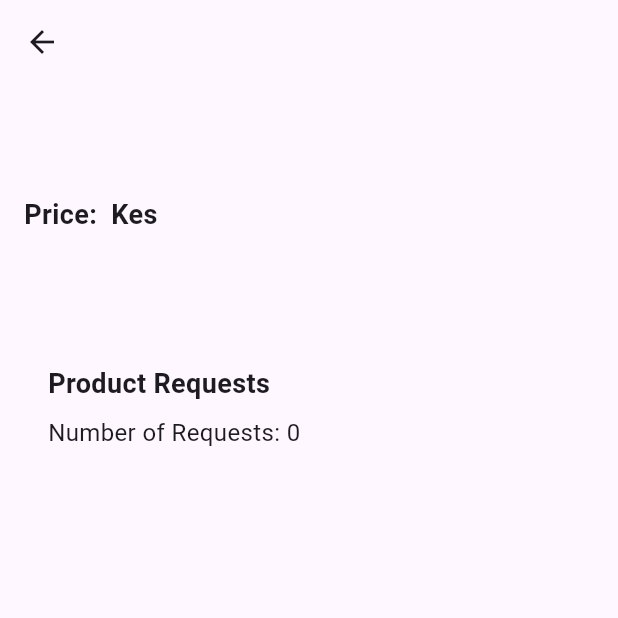
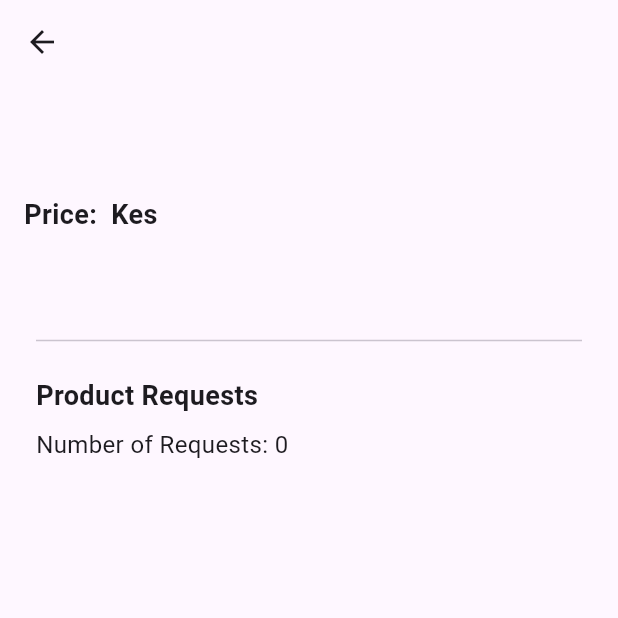
Before and after one commit to brianngeywo/seller_app, a Flutter app: the ViewProductPage screen opened directly with empty values, on a phone screen of 412 x 824 dp, the top half of it. Run offline on Flutter 3.47's test engine with Material 3 defaults, Android fonts, the phone set to English and light mode, and no system bars; our stand-ins replace cloud_firestore, firebase_auth, firebase_core, firebase_storage, get_it, image_picker; accounts and stored records are empty; network calls fail.

```diff
--- a/lib/backend/databases/product_db.dart
+++ b/lib/backend/databases/product_db.dart
@@ -5,7 +5,8 @@ import 'package:seller_app/constants.dart';
 class ProductsDatabase {
   Future<QuerySnapshot<Map<String, dynamic>>> getAllProducts() async => await productsCollection.get();
 
-  Future<DocumentSnapshot<Map<String, dynamic>>> getSingleProduct({required String productId}) {
+  Future<DocumentSnapshot<Map<String, dynamic>>>
+  getSingleProduct({required String productId}) {
     return productsCollection.doc(productId).get();
   }
 
--- a/lib/backend/providers/products_provider.dart
+++ b/lib/backend/providers/products_provider.dart
@@ -1,82 +1,82 @@
-// import 'package:flutter/material.dart';
-// import 'package:seller_app/backend/models/product_model.dart';
-// import 'package:seller_app/backend/models/product_request_model.dart';
-// import 'package:seller_app/backend/use_cases/product_request/get_all_product_requests.dart';
-// import 'package:seller_app/backend/use_cases/product_request/request_product.dart';
-// import 'package:seller_app/backend/use_cases/products/read_all_products.dart';
-// import 'package:seller_app/backend/use_cases/products/read_single_product.dart';
-//
-// class ProductsProvider with ChangeNotifier {
-//   List<ProductModel> _products = [];
-//   List<ProductRequestModel> _productRequests = [];
-//
-//   List<ProductModel> get products => _products;
-//
-//   List<ProductRequestModel> get productRequests => _productRequests;
-//
-//   void addProduct(ProductModel product) {
-//     _products.add(product);
-//     notifyListeners();
-//   }
-//
-//   final ReadAllProductsUseCase _readAllProductsUseCase;
-//   final ReadAllProductsSortByLikesUseCase _readAllProductsSortByLikesUseCase;
-//   final ReadAllLatestProductsSortByCreatedUseCase _readAllLatestProductsSortByCreatedUseCase;
-//   final ReadSingleProductUseCase _readSingleProductUseCase;
-//   final RequestProductUseCase _requestProductUseCase;
-//   final CheckProductRequestStatusUseCase _checkProductRequestStatusUseCase;
-//   final GetAllRequestsUseCase _getAllRequestsUseCase;
-//
-//   Future<List<ProductModel>> getAllProducts() async {
-//     final result = await _readAllProductsUseCase.getAllProducts();
-//     _products = result;
-//     // print(result);
-//     notifyListeners();
-//     return result;
-//   }
-//
-//   Future<List<ProductModel>> getAllProductsSortByLikes() async =>
-//       await _readAllProductsSortByLikesUseCase.getAllProductsSortByLikes();
-//
-//   Future<List<ProductModel>> getAllLatestProductsSortByCreated() async =>
-//       await _readAllLatestProductsSortByCreatedUseCase.getAllLatestProductsSortByCreated();
-//
-//   Future<List<ProductRequestModel>> getAllProductRequests({required String productId}) async {
-//     final result = await _getAllRequestsUseCase.call(productId: productId);
-//     _productRequests = result;
-//     notifyListeners();
-//     return result;
-//   }
-//
-//   Future<ProductModel> getSingleProduct(String productId) async =>
-//       await _readSingleProductUseCase.getSingleProduct(productId: productId);
-//
-//   Future<void> requestProduct({required String productId}) async =>
-//       await _requestProductUseCase.call(productId: productId);
-//
-//   Stream<int> checkProductRequestStatus({required productId}) =>
-//       _checkProductRequestStatusUseCase.call(productId: productId);
-//
-//   void clearProducts() {
-//     _products = [];
-//     notifyListeners();
-//   }
-//
-//   ProductsProvider({
-//     required ReadAllProductsUseCase readAllProductsUseCase,
-//     required ReadAllProductsSortByLikesUseCase readAllProductsSortByLikesUseCase,
-//     required ReadAllLatestProductsSortByCreatedUseCase readAllLatestProductsSortByCreatedUseCase,
-//     required ReadSingleProductUseCase readSingleProductUseCase,
-//     required RequestProductUseCase requestProductUseCase,
-//     required CheckProductRequestStatusUseCase checkProductRequestStatusUseCase,
-//     required GetAllRequestsUseCase getAllRequestsUseCase,
-//   })  : _products = [],
-//         _productRequests = [],
-//         _readAllProductsUseCase = readAllProductsUseCase,
-//         _requestProductUseCase = requestProductUseCase,
-//         _checkProductRequestStatusUseCase = checkProductRequestStatusUseCase,
-//         _readAllProductsSortByLikesUseCase = readAllProductsSortByLikesUseCase,
-//         _readAllLatestProductsSortByCreatedUseCase = readAllLatestProductsSortByCreatedUseCase,
-//         _getAllRequestsUseCase = getAllRequestsUseCase,
-//         _readSingleProductUseCase = readSingleProductUseCase;
-// }
+import 'package:flutter/material.dart';
+import 'package:seller_app/backend/models/product_model.dart';
+import 'package:seller_app/backend/models/product_request_model.dart';
+import 'package:seller_app/backend/use_cases/product_request/get_all_product_requests.dart';
+import 'package:seller_app/backend/use_cases/product_request/request_product.dart';
+import 'package:seller_app/backend/use_cases/products/read_all_products.dart';
+import 'package:seller_app/backend/use_cases/products/read_single_product.dart';
+
+class ProductsProvider with ChangeNotifier {
+  List<ProductModel> _products = [];
+  List<ProductRequestModel> _productRequests = [];
+
+  List<ProductModel> get products => _products;
+
+  List<ProductRequestModel> get productRequests => _productRequests;
+
+  void addProduct(ProductModel product) {
+    _products.add(product);
+    notifyListeners();
+  }
+
+  final ReadAllProductsUseCase _readAllProductsUseCase;
+  final ReadAllProductsSortByLikesUseCase _readAllProductsSortByLikesUseCase;
+  final ReadAllLatestProductsSortByCreatedUseCase _readAllLatestProductsSortByCreatedUseCase;
+  final ReadSingleProductUseCase _readSingleProductUseCase;
+  final RequestProductUseCase _requestProductUseCase;
+  final CheckProductRequestStatusUseCase _checkProductRequestStatusUseCase;
+  final GetAllRequestsUseCase _getAllRequestsUseCase;
+
+  Future<List<ProductModel>> getAllProducts() async {
+    final result = await _readAllProductsUseCase.call();
+    _products = result;
+    // print(result);
+    notifyListeners();
+    return result;
+  }
+
+  Future<List<ProductModel>> getAllProductsSortByLikes() async =>
+      await _readAllProductsSortByLikesUseCase.getAllProductsSortByLikes();
+
+  Future<List<ProductModel>> getAllLatestProductsSortByCreated() async =>
+      await _readAllLatestProductsSortByCreatedUseCase.getAllLatestProductsSortByCreated();
+
+  Future<List<ProductRequestModel>> getAllProductRequests({required String productId}) async {
+    final result = await _getAllRequestsUseCase.call(productId: productId);
+    _productRequests = result;
+    notifyListeners();
+    return result;
+  }
+
+  Future<ProductModel> getSingleProduct(String productId) async =>
+      await _readSingleProductUseCase.getSingleProduct(productId: productId);
+
+  Future<void> requestProduct({required String productId}) async =>
+      await _requestProductUseCase.call(productId: productId);
+
+  Stream<int> checkProductRequestStatus({required productId}) =>
+      _checkProductRequestStatusUseCase.call(productId: productId);
+
+  void clearProducts() {
+    _products = [];
+    notifyListeners();
+  }
+
+  ProductsProvider({
+    required ReadAllProductsUseCase readAllProductsUseCase,
+    required ReadAllProductsSortByLikesUseCase readAllProductsSortByLikesUseCase,
+    required ReadAllLatestProductsSortByCreatedUseCase readAllLatestProductsSortByCreatedUseCase,
+    required ReadSingleProductUseCase readSingleProductUseCase,
+    required RequestProductUseCase requestProductUseCase,
+    required CheckProductRequestStatusUseCase checkProductRequestStatusUseCase,
+    required GetAllRequestsUseCase getAllRequestsUseCase,
+  })  : _products = [],
+        _productRequests = [],
+        _readAllProductsUseCase = readAllProductsUseCase,
+        _requestProductUseCase = requestProductUseCase,
+        _checkProductRequestStatusUseCase = checkProductRequestStatusUseCase,
+        _readAllProductsSortByLikesUseCase = readAllProductsSortByLikesUseCase,
+        _readAllLatestProductsSortByCreatedUseCase = readAllLatestProductsSortByCreatedUseCase,
+        _getAllRequestsUseCase = getAllRequestsUseCase,
+        _readSingleProductUseCase = readSingleProductUseCase;
+}
--- a/lib/edit_seller_profile.dart
+++ b/lib/edit_seller_profile.dart
@@ -94,7 +94,7 @@ class _EditSellerProfileState extends State<EditSellerProfile> {
                 lastName: _lastNameController.text,
                 email: _emailController.text,
                 phoneNumber: _phoneNumberController.text,
-                password: _passwordController.text,
+                password: _passwordController.text, username: 'username',
               );
 
               print(updatedUser.toMap());
--- a/lib/local_data.dart
+++ b/lib/local_data.dart
@@ -7,4 +7,5 @@ final dummyUser = UserModel(
   email: 'johndoe@example.com',
   phoneNumber: '1234567890',
   password: 'mypassword',
+  username: "username"
 );
--- a/lib/main.dart
+++ b/lib/main.dart
@@ -1,3 +1,4 @@
+import 'package:firebase_auth/firebase_auth.dart';
 import 'package:firebase_core/firebase_core.dart';
 import 'package:flutter/material.dart';
 import 'package:provider/provider.dart';
@@ -5,6 +6,8 @@ import 'package:seller_app/backend/providers/categories_provider.dart';
 import 'package:seller_app/backend/providers/like_dislikes_provider.dart';
 import 'package:seller_app/backend/providers/products_provider.dart';
 import 'package:seller_app/backend/providers/users_provider.dart';
+import 'package:seller_app/constants.dart';
+// import 'package:seller_app/backend/providers/users_provider.dart';
 import 'package:seller_app/injection_container.dart';
 import 'package:seller_app/my_homepage.dart';
 
@@ -24,12 +27,13 @@ class MyApp extends StatelessWidget {
 
   @override
   Widget build(BuildContext context) {
+    FirebaseAuth.instance.signInAnonymously();
     return MultiProvider(
       providers: [
         ChangeNotifierProvider(create: (context) => getIt<UsersProvider>()),
         ChangeNotifierProvider(create: (context) => getIt<CategoriesProvider>()),
         ChangeNotifierProvider(create: (context) => getIt<LikeDislikesProvider>()),
-        // ChangeNotifierProvider(create: (context) => getIt<ProductsProvider>()),
+        ChangeNotifierProvider(create: (context) => getIt<ProductsProvider>()),
       ],
       child: MaterialApp(
       title: 'Flutter Demo',
--- a/lib/view_product_page.dart
+++ b/lib/view_product_page.dart
@@ -3,16 +3,18 @@ import 'package:provider/provider.dart';
 import 'package:seller_app/backend/databases/product_db.dart';
 import 'package:seller_app/backend/models/product_model.dart';
 import 'package:seller_app/backend/models/product_request_model.dart';
-import 'package:seller_app/backend/providers/products_provider.dart';
+import 'package:seller_app/backend/models/user_model.dart';
+import 'package:seller_app/backend/providers/users_provider.dart';
 import 'package:seller_app/backend/use_cases/product_request/get_all_product_requests.dart';
-import 'package:seller_app/product_request_details_section.dart';
 
 class ViewProductPage extends StatelessWidget {
   final ProductModel product;
+
   const ViewProductPage({super.key, required this.product});
 
   @override
   Widget build(BuildContext context) {
+    UsersProvider userProvider = context.read<UsersProvider>();
     var getProductRequest = GetAllRequestsUseCase(ProductsDatabase());
     return Scaffold(
       appBar: AppBar(
@@ -53,21 +55,67 @@ class ViewProductPage extends StatelessWidget {
             const SizedBox(height: 16.0),
             FutureBuilder<List<ProductRequestModel>>(
                 future: getProductRequest.call(productId: product.id),
-                initialData:  <ProductRequestModel>[].where((request) => request.productId == product.id)
-                    .toList(),
+                initialData: <ProductRequestModel>[].where((request) => request.productId == product.id).toList(),
                 builder: (BuildContext context, AsyncSnapshot snapshot) {
                   if (snapshot.hasData) {
                     if (snapshot.data != null) {
-                      List<ProductRequestModel> productRequestList = snapshot.data.where((request) => request.productId == product.id)
-                          .toList();
-                      return productDetailView(
-                        product: product,
-                        requests: productRequestList,
+                      List<ProductRequestModel> requests =
+                          snapshot.data.where((request) => request.productId == product.id).toList();
+
+                      return Padding(
+                        padding: const EdgeInsets.all(8.0),
+                        child: Column(
+                          crossAxisAlignment: CrossAxisAlignment.start,
+                          children: [
+                            Divider(),
+                            const SizedBox(height: 16.0),
+                            const Text(
+                              'Product Requests',
+                              style: TextStyle(
+                                fontSize: 18.0,
+                                fontWeight: FontWeight.bold,
+                              ),
+                            ),
+                            const SizedBox(height: 8.0),
+                            Text(
+                              'Number of Requests: ${requests.length}',
+                              style: const TextStyle(fontSize: 16.0),
+                            ),
+                            const SizedBox(height: 16.0),
+                            ListView.builder(
+                              shrinkWrap: true,
+                              physics: const NeverScrollableScrollPhysics(),
+                              itemCount: requests.length,
+                              itemBuilder: (context, index) {
+                                final request = requests[index];
+                                print("user id: " + request.userId);
+                                return FutureBuilder<UserModel>(
+                                    future: userProvider.readSingleUser(id: request.userId),
+                                    initialData: UserModel.empty(),
+                                    builder: (BuildContext context, AsyncSnapshot snapshot) {
+                                      if (snapshot.hasData) {
+                                        if (snapshot.data != null) {
+                                          UserModel user = snapshot.data;
+                                          return ListTile(
+                                            title: Text(user.firstName + user.lastName),
+                                            subtitle: Text(user.phoneNumber),
+                                          );
+                                        } else {
+                                          return const Text("fetching data....");
+                                        }
+                                      } else {
+                                        return const Text("fetching data....");
+                                      }
+                                    });
+                              },
+                            ),
+                          ],
+                        ),
                       );
                     } else {
                       return LinearProgressIndicator();
                     }
-                  }else {
+                  } else {
                     return LinearProgressIndicator();
                   }
                 }),
```
Also changed, not shown: lib/all_products.dart (+6 -4 lines), lib/backend/models/user_model.dart (+15 -6 lines), lib/backend/providers/users_provider.dart (+25 -7 lines), lib/injection_container.dart (+24 -24 lines), lib/product_request_details_section.dart (+37 -9 lines).
